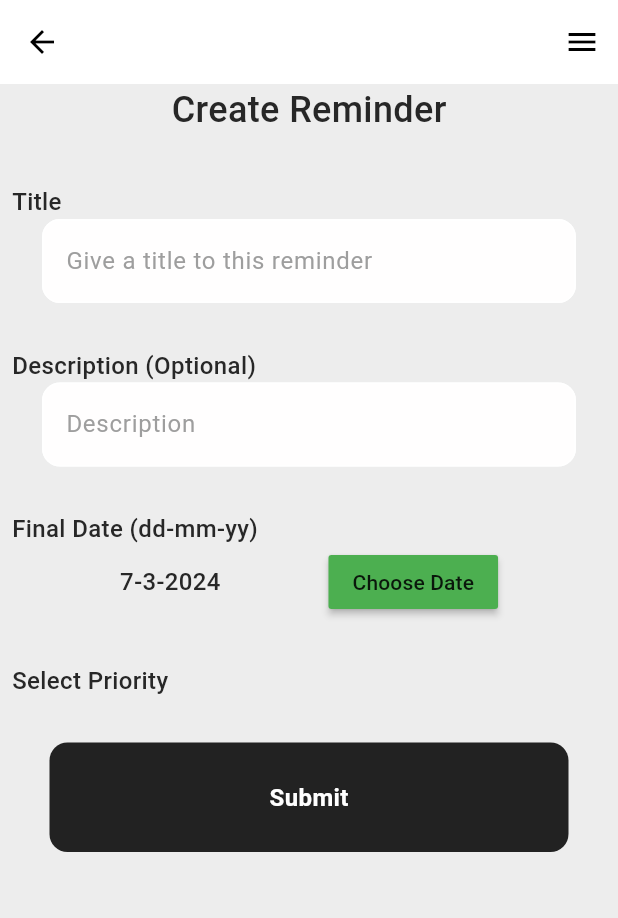
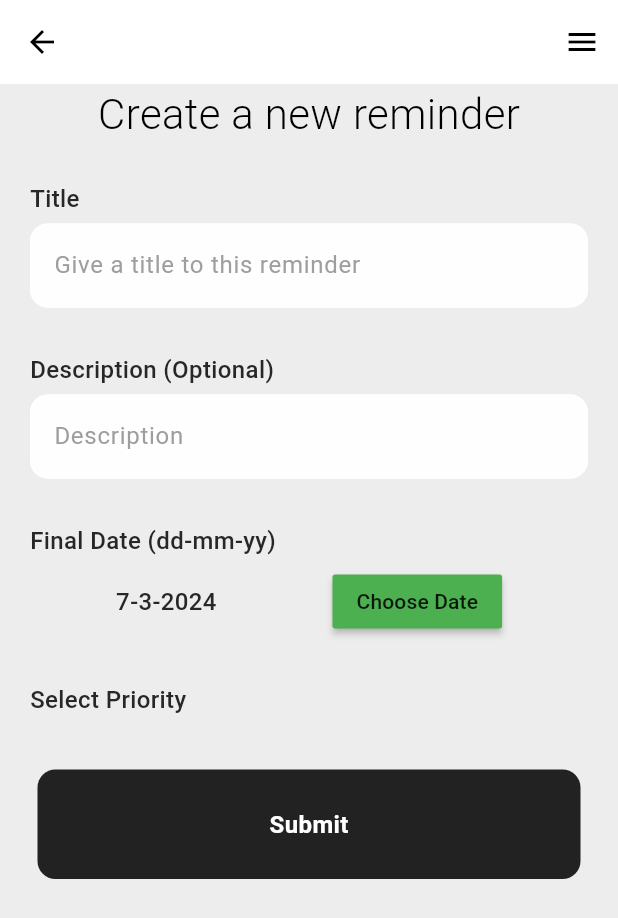
Before and after one commit to UdishaChaudhary/duely, a Flutter app: the screen it shows once a user with an empty profile is signed in, after a tap on the "add alert" icon, on a phone screen of 412 x 824 dp. Shown: the top 918 px of the screen. Run offline on Flutter 3.47's test engine with Material 3 defaults, Android fonts, the light colour scheme and no system bars; our stand-ins replace firebase_auth, firebase_core, google_fonts; accounts and stored records are empty; network calls fail.

Commit message:
improve addnew task page

```diff
--- a/lib/main.dart
+++ b/lib/main.dart
@@ -1,6 +1,7 @@
 import 'package:duely/auth/main_page.dart';
 import 'package:flutter/material.dart'; // gives access to pre-defined widgets including
 import 'package:firebase_core/firebase_core.dart';
+import 'package:google_fonts/google_fonts.dart';
 
 void main() async {
   WidgetsFlutterBinding.ensureInitialized(); //gives access to negative code
@@ -21,6 +22,7 @@ class MyApp extends StatelessWidget {
     return MaterialApp(
         title: "Duely",
         theme: ThemeData(
+          textTheme: TextTheme(bodyMedium: GoogleFonts.roboto()),
           useMaterial3: true,
           colorScheme: ColorScheme.fromSwatch(primarySwatch: Colors.blueGrey),
           scaffoldBackgroundColor: Color.fromARGB(255, 237, 237, 237),
--- a/lib/pages/add_task_page.dart
+++ b/lib/pages/add_task_page.dart
@@ -1,7 +1,7 @@
 import "package:duely/components/button.dart";
 import "package:duely/components/my_text_field.dart";
-import "package:firebase_auth/firebase_auth.dart";
 import "package:flutter/material.dart";
+import "package:google_fonts/google_fonts.dart";
 
 class AddTask extends StatefulWidget {
   AddTask({super.key});
@@ -14,7 +14,6 @@ class _AddTaskState extends State<AddTask> {
   DateTime _dateTime = DateTime.now();
   final taskName = TextEditingController();
   final description = TextEditingController();
-
 
 
   void submitReminder(BuildContext ctx) {
@@ -57,25 +56,26 @@ class _AddTaskState extends State<AddTask> {
             child: Column(
           children: [
             Text(
-              'Create Reminder',
+              'Create a new reminder',
               style: TextStyle(
-                  color: const Color.fromARGB(255, 39, 39, 39),
-                  fontSize: 24,
-                  fontWeight: FontWeight.w500),
+                  color: Color.fromARGB(255, 0, 0, 0),
+                  fontSize: 28,
+                  fontWeight: FontWeight.w300),
             ),
             const SizedBox(height: 25),
-            Padding(
-              padding: const EdgeInsets.all(8.0),
-              child: Column(
+            Column(
               crossAxisAlignment: CrossAxisAlignment
                   .start, // Align children to the start (left)
               children: [
-                  Text(
+                Padding(
+                  padding: const EdgeInsets.only(left: 20.0,bottom: 5),
+                  child: Text(
                     'Title',
                     style: TextStyle(
                         color: const Color.fromARGB(255, 39, 39, 39),
                         fontSize: 16,
                         fontWeight: FontWeight.w500),
+                  ),
                 ),
                 MyTextField(
                   controller: taskName,
@@ -83,12 +83,15 @@ class _AddTaskState extends State<AddTask> {
                   obscureText: false,
                 ),
                 const SizedBox(height: 30),
-                  Text(
+                Padding(
+                  padding: const EdgeInsets.only(left: 20.0,bottom: 5),
+                  child: Text(
                     'Description (Optional)',
                     style: TextStyle(
                         color: const Color.fromARGB(255, 39, 39, 39),
                         fontSize: 16,
                         fontWeight: FontWeight.w500),
+                  ),
                 ),
                 MyTextField(
                   controller: description,
@@ -96,12 +99,15 @@ class _AddTaskState extends State<AddTask> {
                   obscureText: false,
                 ),
                 const SizedBox(height: 30),
-                  Text(
+                Padding(
+                  padding: const EdgeInsets.only(left: 20.0,bottom: 5),
+                  child: Text(
                     'Final Date (dd-mm-yy)',
                     style: TextStyle(
                         color: const Color.fromARGB(255, 39, 39, 39),
                         fontSize: 16,
                         fontWeight: FontWeight.w500),
+                  ),
                 ),
                 Row(
                   mainAxisAlignment: MainAxisAlignment.spaceEvenly,
@@ -118,17 +124,22 @@ class _AddTaskState extends State<AddTask> {
                         _showDatePicker(context);
                       },
                       color: Colors.green,
+
                       child: Text("Choose Date"),
+
                     ),
                   ],
                 ),
                 const SizedBox(height: 30),
-                  Text(
+                Padding(
+                  padding: const EdgeInsets.only(left: 20.0,bottom: 5),
+                  child: Text(
                     'Select Priority',
                     style: TextStyle(
                         color: const Color.fromARGB(255, 39, 39, 39),
                         fontSize: 16,
                         fontWeight: FontWeight.w500),
+                  ),
                 ),
                 const SizedBox(height: 30),
                 MyButton(
@@ -139,7 +150,6 @@ class _AddTaskState extends State<AddTask> {
                 ),
               ],
             ),
-            ),
           ],
         )));
   }
```
Lines whose indentation alone changed are shown as unchanged.
